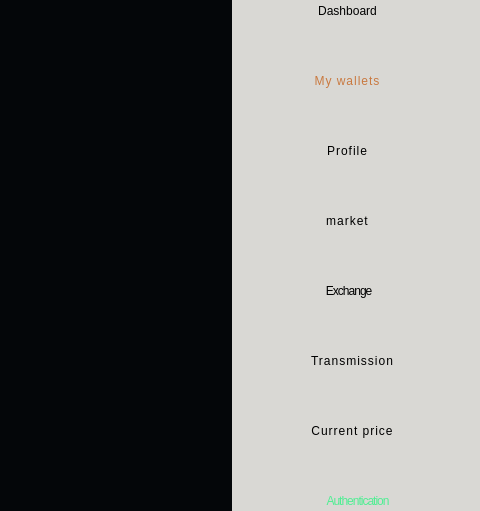
Abbas2026/Exchange, file clients/CurrentPrice.ui: the form before one commit; both pictures show x 798 to 1278 and y 220 to 731 of the 1278 by 904 pixel window.
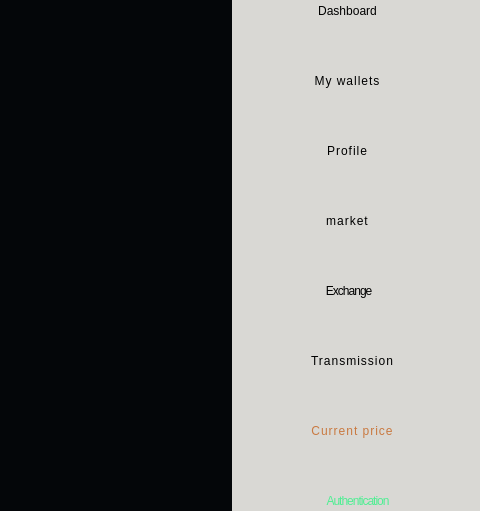
The form after the commit. Icons and pictures are not drawn.

Diff of the .ui file:
```diff
--- a/clients/CurrentPrice.ui
+++ b/clients/CurrentPrice.ui
@@ -161,7 +161,7 @@
      </property>
      <property name="styleSheet">
       <string notr="true">border:none;
-color: #c97940;
+color: rgb(0, 0, 0);
 font: 28pt &quot;Bangers&quot;;
 letter-spacing: 1px;</string>
      </property>
@@ -324,10 +324,12 @@
       <cursorShape>PointingHandCursor</cursorShape>
      </property>
      <property name="styleSheet">
-      <string notr="true">border:none;
-color: rgb(0, 0, 0);
-font: 28pt &quot;Bangers&quot;;
-letter-spacing: 1px;</string>
+      <string notr="true">font: 28pt &quot;Bangers&quot;;
+letter-spacing: 1px;
+border:none;
+color: #c97940;
+
+</string>
      </property>
      <property name="text">
       <string>Current price</string>
```
